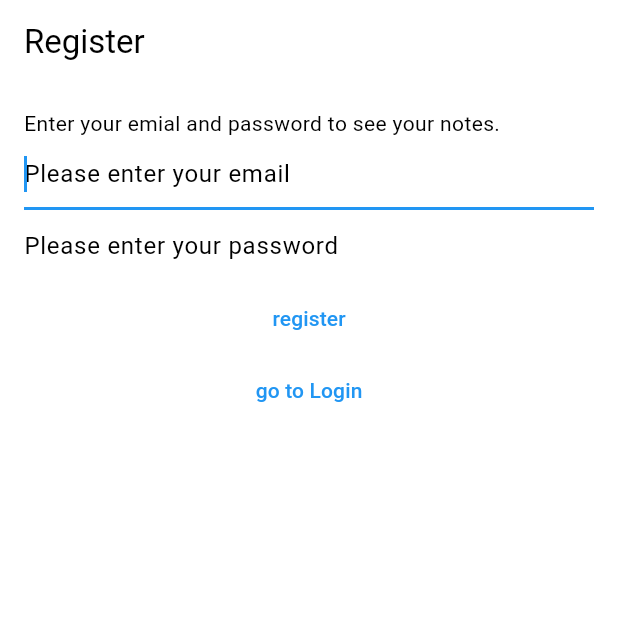
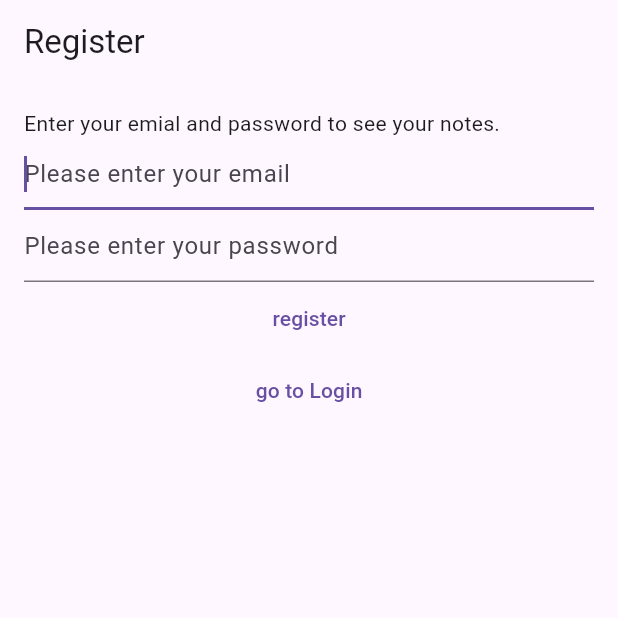
Before and after one commit to LinguaLink1023/linguapptest, a Flutter app: the screen it shows after launch, after a tap on "I want to register", on a phone screen of 412 x 824 dp, the top half of it. Run offline on Flutter 3.47's test engine with Material 3 defaults, Android fonts, the light colour scheme and no system bars; our stand-ins replace bloc, cloud_firestore, equatable, firebase_auth, firebase_core, flutter_bloc and 2 more; accounts and stored records are empty; network calls fail.

```diff
--- a/lib/main.dart
+++ b/lib/main.dart
@@ -21,8 +21,6 @@ void main() {
       title: 'Flutter Demo',
       theme: ThemeData(
         primarySwatch: Colors.blue,
-        colorScheme:
-            ColorScheme.fromSwatch().copyWith(secondary: Colors.blue), // 新版本
       ),
       home: BlocProvider<AuthBloc>(
         create: (context) => AuthBloc(FirebaseAuthProvider()),
```
Also changed, not shown: 15 other files.
